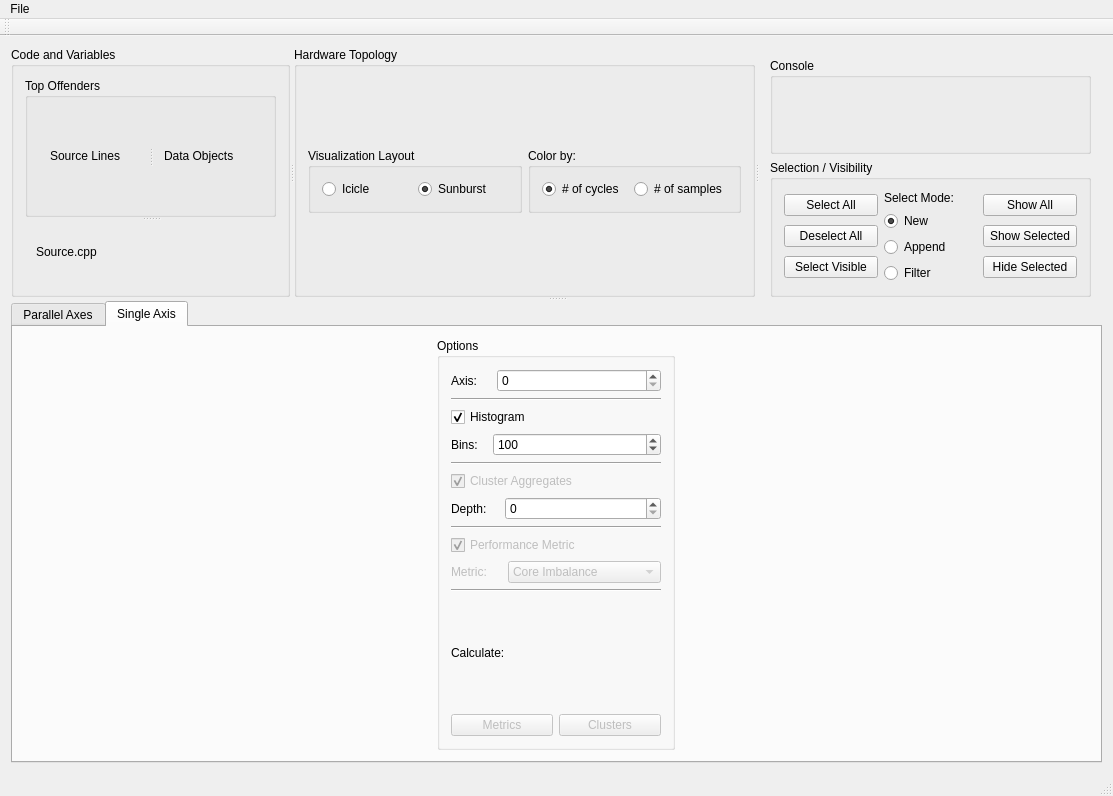
Qt form src/form.ui (LLNL/MemAxes) before a commit.
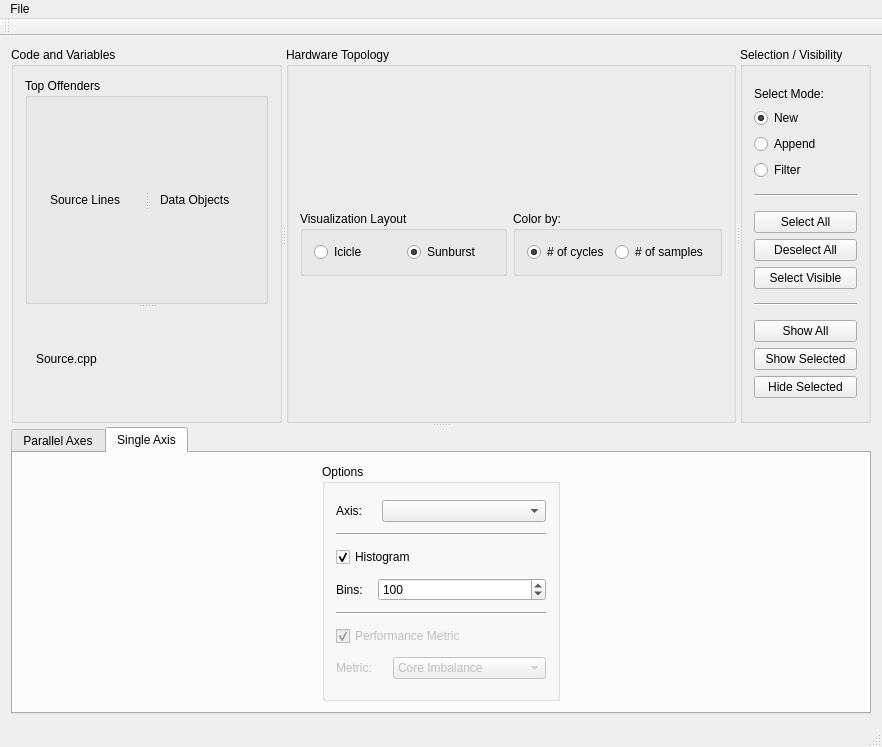
The same form after that commit. The open tabs and pages were chosen to show the change.

Commit message: Even smaller UI, some elements removed, select axis from combobox, don't show unresolved source/line information

What changed in the file:
```diff
--- a/src/form.ui
+++ b/src/form.ui
@@ -6,8 +6,8 @@
    <rect>
     <x>0</x>
     <y>0</y>
-    <width>1113</width>
-    <height>796</height>
+    <width>882</width>
+    <height>747</height>
    </rect>
   </property>
   <property name="windowTitle">
@@ -206,66 +206,20 @@
          </item>
         </layout>
        </widget>
-       <widget class="QWidget" name="rightPaneLayoutWidget">
-        <layout class="QVBoxLayout" name="rightPane">
-         <property name="sizeConstraint">
-          <enum>QLayout::SetDefaultConstraint</enum>
-         </property>
-         <property name="bottomMargin">
-          <number>0</number>
-         </property>
-         <item>
-          <widget class="QGroupBox" name="console">
-           <property name="minimumSize">
-            <size>
-             <width>0</width>
-             <height>0</height>
-            </size>
-           </property>
-           <property name="title">
-            <string>Console</string>
-           </property>
-           <layout class="QVBoxLayout" name="verticalLayout_8">
-            <item>
-             <layout class="QVBoxLayout" name="consoleLayout"/>
-            </item>
-           </layout>
-          </widget>
-         </item>
-         <item>
           <widget class="QGroupBox" name="selectionMode">
+        <property name="maximumSize">
+         <size>
+          <width>160</width>
+          <height>16777215</height>
+         </size>
+        </property>
            <property name="title">
             <string>Selection / Visibility</string>
            </property>
            <property name="checkable">
             <bool>false</bool>
            </property>
-           <layout class="QHBoxLayout" name="horizontalLayout_6">
-            <item>
-             <layout class="QVBoxLayout" name="verticalLayout">
-              <item>
-               <widget class="QPushButton" name="selectAll">
-                <property name="text">
-                 <string>Select All</string>
-                </property>
-               </widget>
-              </item>
-              <item>
-               <widget class="QPushButton" name="deselectAll">
-                <property name="text">
-                 <string>Deselect All</string>
-                </property>
-               </widget>
-              </item>
-              <item>
-               <widget class="QPushButton" name="selectAllVisible">
-                <property name="text">
-                 <string>Select Visible</string>
-                </property>
-               </widget>
-              </item>
-             </layout>
-            </item>
+        <layout class="QVBoxLayout" name="verticalLayout_2">
             <item>
              <layout class="QVBoxLayout" name="verticalLayout_3">
               <item>
@@ -310,6 +264,45 @@
               </item>
              </layout>
             </item>
+         <item>
+          <widget class="Line" name="line">
+           <property name="orientation">
+            <enum>Qt::Horizontal</enum>
+           </property>
+          </widget>
+         </item>
+         <item>
+          <layout class="QVBoxLayout" name="verticalLayout">
+           <item>
+            <widget class="QPushButton" name="selectAll">
+             <property name="text">
+              <string>Select All</string>
+             </property>
+            </widget>
+           </item>
+           <item>
+            <widget class="QPushButton" name="deselectAll">
+             <property name="text">
+              <string>Deselect All</string>
+             </property>
+            </widget>
+           </item>
+           <item>
+            <widget class="QPushButton" name="selectAllVisible">
+             <property name="text">
+              <string>Select Visible</string>
+             </property>
+            </widget>
+           </item>
+          </layout>
+         </item>
+         <item>
+          <widget class="Line" name="line_4">
+           <property name="orientation">
+            <enum>Qt::Horizontal</enum>
+           </property>
+          </widget>
+         </item>
             <item>
              <layout class="QVBoxLayout" name="verticalLayout_4">
               <item>
@@ -337,9 +330,6 @@
             </item>
            </layout>
           </widget>
-         </item>
-        </layout>
-       </widget>
       </widget>
       <widget class="QTabWidget" name="bottomTabWidget">
        <property name="enabled">
@@ -404,7 +394,7 @@
                    </widget>
                   </item>
                   <item>
-                   <widget class="QSpinBox" name="selectAxis"/>
+                   <widget class="QComboBox" name="selectAxis"/>
                   </item>
                  </layout>
                 </item>
@@ -461,46 +451,6 @@
                   </item>
                  </layout>
                 </item>
-                <item>
-                 <widget class="Line" name="line">
-                  <property name="orientation">
-                   <enum>Qt::Horizontal</enum>
-                  </property>
-                 </widget>
-                </item>
-                <item>
-                 <widget class="QCheckBox" name="axisDrawClusters">
-                  <property name="enabled">
-                   <bool>false</bool>
-                  </property>
-                  <property name="text">
-                   <string>Cluster Aggregates</string>
-                  </property>
-                  <property name="checked">
-                   <bool>true</bool>
-                  </property>
-                 </widget>
-                </item>
-                <item>
-                 <layout class="QHBoxLayout" name="horizontalLayout_12">
-                  <item>
-                   <widget class="QLabel" name="label_5">
-                    <property name="maximumSize">
-                     <size>
-                      <width>48</width>
-                      <height>16777215</height>
-                     </size>
-                    </property>
-                    <property name="text">
-                     <string>Depth:</string>
-                    </property>
-                   </widget>
-                  </item>
-                  <item>
-                   <widget class="QSpinBox" name="setClusterDepth"/>
-                  </item>
-                 </layout>
-                </item>
                 <item>
                  <widget class="Line" name="line_3">
                   <property name="orientation">
@@ -576,47 +526,6 @@
                   </item>
                  </layout>
                 </item>
-                <item>
-                 <widget class="Line" name="line_4">
-                  <property name="orientation">
-                   <enum>Qt::Horizontal</enum>
-                  </property>
-                 </widget>
-                </item>
-                <item>
-                 <widget class="QLabel" name="label_2">
-                  <property name="text">
-                   <string>Calculate:</string>
-                  </property>
-                 </widget>
-                </item>
-                <item>
-                 <layout class="QHBoxLayout" name="horizontalLayout">
-                  <item>
-                   <widget class="QPushButton" name="calcMetrics">
-                    <property name="enabled">
-                     <bool>false</bool>
-                    </property>
-                    <property name="text">
-                     <string>Metrics</string>
-                    </property>
-                    <property name="flat">
-                     <bool>false</bool>
-                    </property>
-                   </widget>
-                  </item>
-                  <item>
-                   <widget class="QPushButton" name="calcClusters">
-                    <property name="enabled">
-                     <bool>false</bool>
-                    </property>
-                    <property name="text">
-                     <string>Clusters</string>
-                    </property>
-                   </widget>
-                  </item>
-                 </layout>
-                </item>
                </layout>
               </item>
              </layout>
@@ -636,7 +545,7 @@
     <rect>
      <x>0</x>
      <y>0</y>
-     <width>1113</width>
+     <width>882</width>
      <height>22</height>
     </rect>
    </property>
```
Lines whose indentation alone changed are shown as unchanged. The commit also changes 3 other files.
